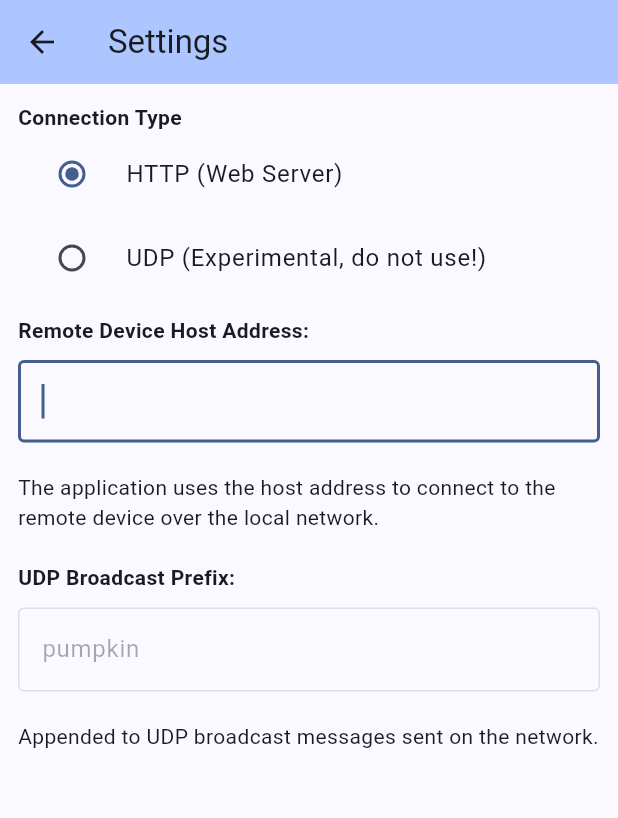
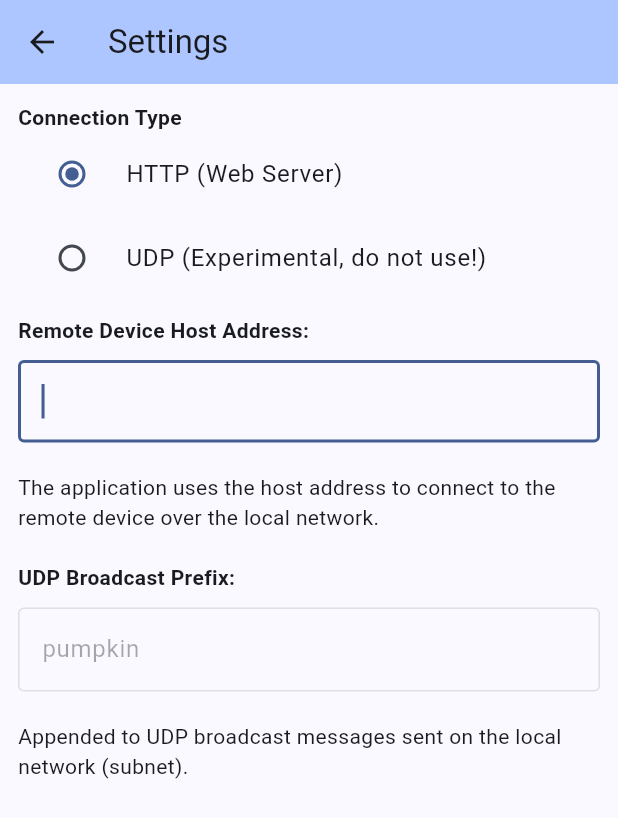
Before and after one commit to fumblystuff/pumpkin-controller-app-flutter, a Flutter app: the SettingsPage screen opened directly, on a phone screen of 412 x 824 dp. Shown: the top 818 px of the screen. Run offline on Flutter 3.47's test engine with Material 2 defaults, Android fonts, the phone set to English and light mode, and no system bars; our stand-ins replace dio, flutter_easyloading, fluttertoast, package_info_plus, shared_preferences; missing offline and left inert: udp; accounts and stored records are empty.

```diff
--- a/lib/pages/about_page.dart
+++ b/lib/pages/about_page.dart
@@ -13,7 +13,7 @@ class AboutPage extends StatefulWidget {
   const AboutPage({super.key});
 
   @override
-  _AboutPage createState() => _AboutPage();
+  State<AboutPage> createState() => _AboutPage();
 }
 
 class _AboutPage extends State<AboutPage> {
--- a/lib/pages/settings_page.dart
+++ b/lib/pages/settings_page.dart
@@ -1,8 +1,7 @@
+import 'package:flutter/foundation.dart';
 import 'package:flutter/material.dart';
 
 import '../classes/config.dart';
-
-enum ConnectionMethod { http, udp }
 
 const TextStyle boldStyle = TextStyle(fontWeight: FontWeight.bold);
 
@@ -13,7 +12,7 @@ class SettingsPage extends StatefulWidget {
   const SettingsPage({Key? key}) : super(key: key);
 
   @override
-  _SettingsState createState() => _SettingsState();
+  State<SettingsPage> createState() => _SettingsState();
 }
 
 class _SettingsState extends State<SettingsPage>
@@ -34,13 +33,19 @@ class _SettingsState extends State<SettingsPage>
     config.broadcastPrefix = value.trim();
   }
 
+  void updateConnectionMethod(ConnectionMethod connection) {
+    setState(() => _connection = connection);
+    config.connectionMethod = connection;
+  }
+
   @override
   void initState() {
     super.initState();
-    // Populate the Access Token variable
+    _broadcastPrefix = config.broadcastPrefix;
     _hostAddress = config.hostAddress;
-    _connection = ConnectionMethod.http;
-    // Then populate the input field with the value
+    _connection = config.connectionMethod;
+
+    // Populate the text fields
     hostAddressController = TextEditingController(text: _hostAddress);
     broadcastPrefixController = TextEditingController(text: _broadcastPrefix);
   }
@@ -71,20 +76,20 @@ class _SettingsState extends State<SettingsPage>
                 value: ConnectionMethod.http,
                 groupValue: _connection,
                 onChanged: (ConnectionMethod? value) {
-                  setState(() {
-                    _connection = value;
-                  });
+                  updateConnectionMethod(value!);
                 },
               ),
-              RadioListTile<ConnectionMethod>(
+              Visibility(
+                // hide this on the web as it's not a valid option
+                visible: !kIsWeb,
+                child: RadioListTile<ConnectionMethod>(
                   title: const Text('UDP (Experimental, do not use!)'),
                   value: ConnectionMethod.udp,
                   groupValue: _connection,
                   onChanged: (ConnectionMethod? value) {
-                  setState(() {
-                    _connection = value;
-                  });
+                    updateConnectionMethod(value!);
                   },
+                ),
               ),
             ],
           ),
@@ -110,6 +115,12 @@ class _SettingsState extends State<SettingsPage>
           const Text('The application uses the host address to connect '
               'to the remote device over the local network.'),
           const SizedBox(height: 20),
+          Visibility(
+            // Hide this if we're on the web
+            visible: !kIsWeb,
+            child: Column(
+              crossAxisAlignment: CrossAxisAlignment.start,
+              children: [
                 const Text(
                   'UDP Broadcast Prefix:',
                   style: boldStyle,
@@ -128,7 +139,11 @@ class _SettingsState extends State<SettingsPage>
                   maxLines: null,
                 ),
                 const SizedBox(height: 20),
-          const Text('Appended to UDP broadcast messages sent on the network.')
+                const Text(
+                    'Appended to UDP broadcast messages sent on the local network (subnet).'),
+              ],
+            ),
+          ),
         ]),
       ),
     );
--- a/pubspec.yaml
+++ b/pubspec.yaml
@@ -19,6 +19,7 @@ dependencies:
   logging: ^1.2.0
   package_info_plus: ^4.1.0
   shared_preferences: ^2.2.0
+  udp: ^5.0.3
   url_launcher: ^6.1.12
 
 dev_dependencies:
```
Also changed, not shown: lib/classes/config.dart (+33 -17 lines), lib/pages/home_page.dart (+48 -6 lines), pubspec.lock, 1 other file. Lines whose indentation alone changed are shown as unchanged.
